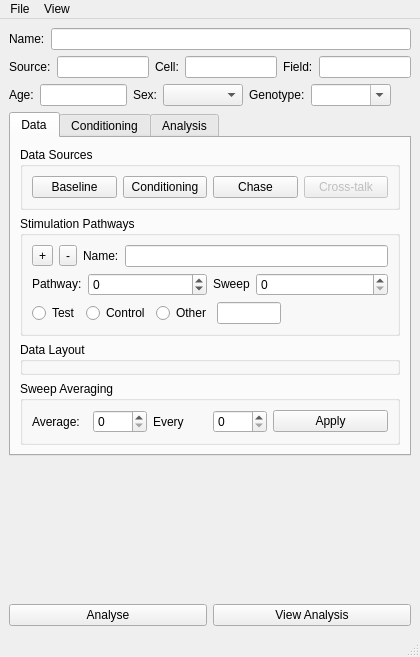
This is ephys/LTPWindow.ui in ctigaret/scipyen as Qt 5 draws it before an edit. The edited form follows.
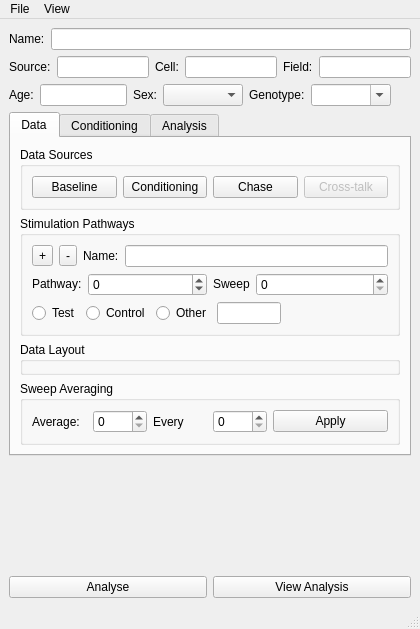
This is the edited form. Icons and pictures are not drawn.

Patch:
```diff
--- a/ephys/LTPWindow.ui
+++ b/ephys/LTPWindow.ui
@@ -7,7 +7,7 @@
     <x>0</x>
     <y>0</y>
     <width>420</width>
-    <height>657</height>
+    <height>629</height>
    </rect>
   </property>
   <property name="windowTitle">
```
